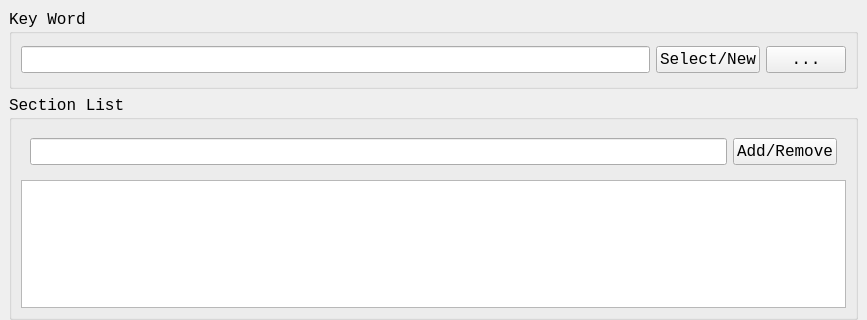
This is PyQuestionEditor/TagSuggestionConfig.ui in deryann/pyExamDB as Qt 5 draws it before an edit; both pictures show x 0 to 867 and y 0 to 320 of the 867 by 584 pixel window. The edited form follows.
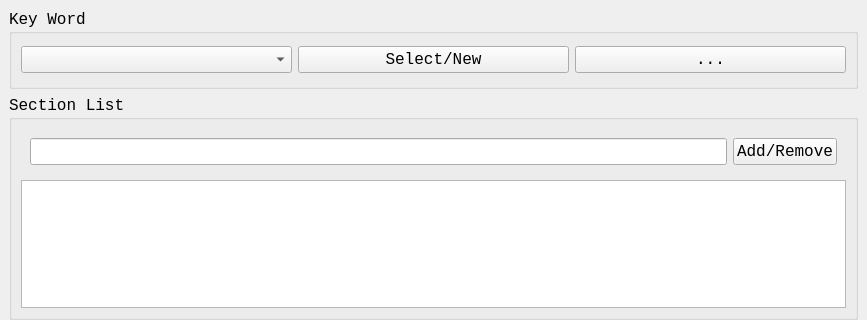
This is the edited form.

Commit message: [What] Feature: Change KeyWordUI as combo box.        Feature: onCbKeywordChang to save section list into ini

```diff
--- a/PyQuestionEditor/TagSuggestionConfig.ui
+++ b/PyQuestionEditor/TagSuggestionConfig.ui
@@ -40,7 +40,7 @@
       </property>
       <layout class="QHBoxLayout" name="horizontalLayout">
        <item>
-        <widget class="QLineEdit" name="edtKeword"/>
+        <widget class="QComboBox" name="cbKeyword"/>
        </item>
        <item>
         <widget class="QPushButton" name="btnSelectNew">
```
Left out of the diff: 43 changed lines with no effect on the pictures. The commit also changes 3 other files.
